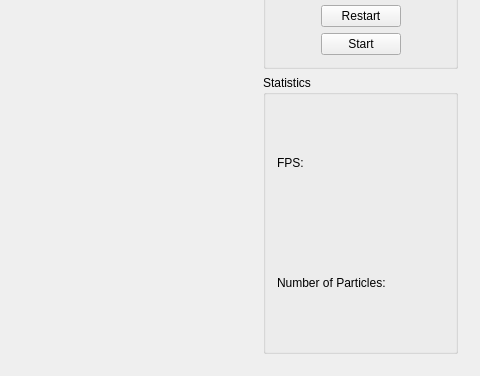
First picture: the form in ui/mainwindow.ui, repository mlykotom/gmu-water-simulation, before the edit; both pictures show x 409 to 889 and y 249 to 625 of the 889 by 625 pixel window.
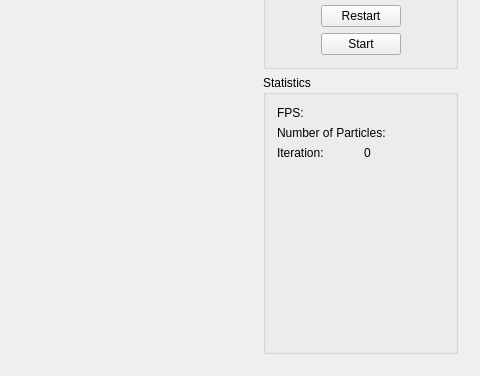
Second picture: the form after the edit.

Commit message: Adds fps + iterations

What changed in the file:
```diff
--- a/ui/mainwindow.ui
+++ b/ui/mainwindow.ui
@@ -200,7 +200,14 @@
           <string>Statistics</string>
          </property>
          <layout class="QGridLayout" name="gridLayout_2">
-          <item row="0" column="0">
+          <item row="2" column="0">
+           <widget class="QLabel" name="label_6">
+            <property name="text">
+             <string>Iteration:</string>
+            </property>
+           </widget>
+          </item>
+          <item row="0" column="0" colspan="2">
            <layout class="QHBoxLayout" name="horizontalLayout_4">
             <item>
              <widget class="QLabel" name="label_3">
@@ -218,7 +225,7 @@
             </item>
            </layout>
           </item>
-          <item row="1" column="0">
+          <item row="1" column="0" colspan="2">
            <layout class="QHBoxLayout" name="horizontalLayout_5">
             <item>
              <widget class="QLabel" name="label_4">
@@ -236,6 +243,26 @@
             </item>
            </layout>
           </item>
+          <item row="2" column="1">
+           <widget class="QLabel" name="iterationWidget">
+            <property name="text">
+             <string>0</string>
+            </property>
+           </widget>
+          </item>
+          <item row="3" column="0" colspan="2">
+           <spacer name="verticalSpacer">
+            <property name="orientation">
+             <enum>Qt::Vertical</enum>
+            </property>
+            <property name="sizeHint" stdset="0">
+             <size>
+              <width>20</width>
+              <height>40</height>
+             </size>
+            </property>
+           </spacer>
+          </item>
          </layout>
         </widget>
        </item>
```
The commit also changes 1 other file.
